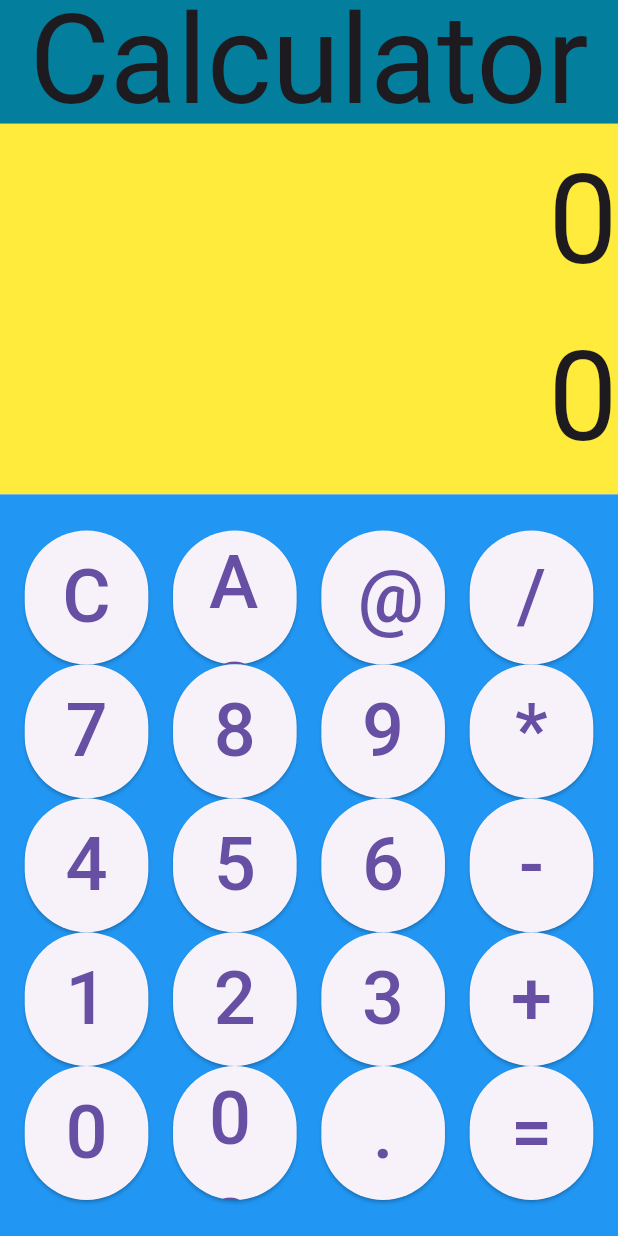
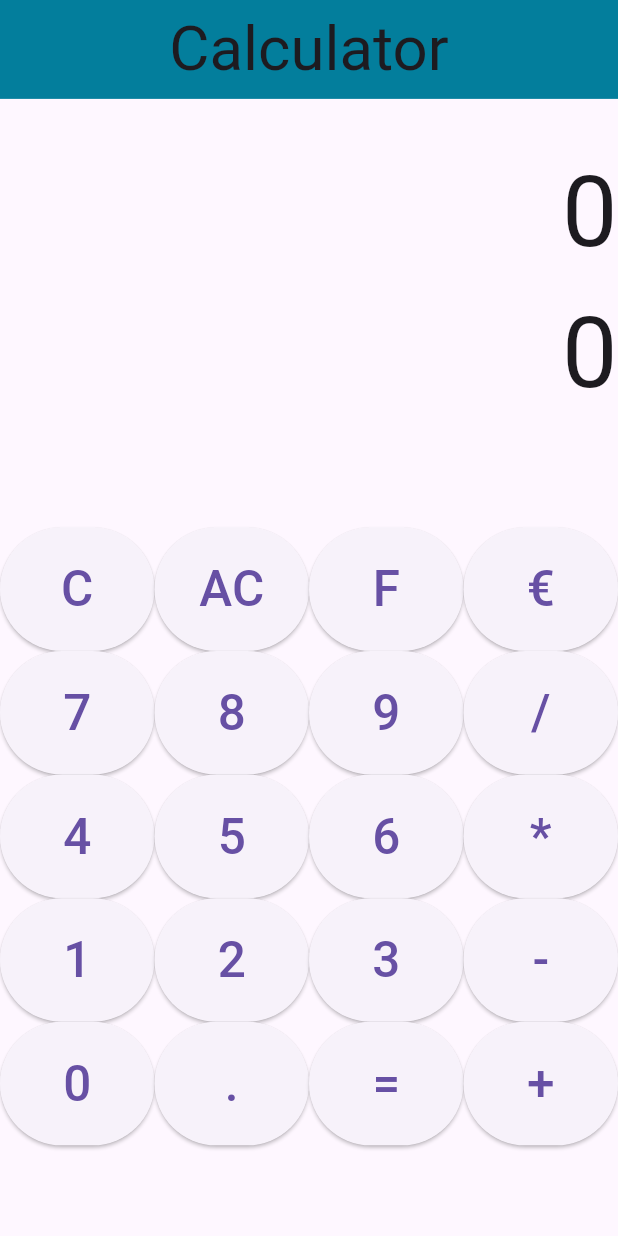
Before and after one commit to Gersho/MobileModule00, a Flutter app: the screen it shows after launch, on a phone screen of 412 x 824 dp. Run offline on Flutter 3.47's test engine with Material 3 defaults, Android fonts, the phone set to English and light mode, and no system bars.

Commit message:
update calc skin

```diff
--- a/ex02/lib/main.dart
+++ b/ex02/lib/main.dart
@@ -25,24 +25,24 @@ class CalcApp extends StatelessWidget {
     return Scaffold(
         appBar: AppBar(
           title: Text("Calculator",maxLines: 1,style:  TextStyle(
-                fontSize: size.height * 0.1,
+                fontSize: size.height * 0.05,
               )),
           backgroundColor: Color.fromARGB(255, 3, 126, 156),
           centerTitle: true,
-          toolbarHeight: size.height * 0.1,
+          toolbarHeight: size.height * 0.08,
         ),
         body: Column(
           mainAxisAlignment: MainAxisAlignment.spaceEvenly,
-          children: [CalcDisplay(),
+          children: [const CalcDisplay(),
 
                      Container(
 
 
-                             color: Colors.blue,
+                            //  color: Colors.blue,
       height: size.height * 0.60,
       width: size.width,
 
-                     child: CalcPad())
+                     child: const CalcPad())
                     ],
         ));
   }
@@ -71,11 +71,11 @@ class CalcButton extends StatelessWidget {
 
 
   return  SizedBox(
-  width: size.width / 5,
-  height: (size.height * 0.65) / 6,
+  width: size.width / 4,
+  height: (size.height * 0.60) / 6,
   child: ElevatedButton(
                   onPressed: () { displayPressed(btn); },
-                  child:  Text(btn, style: TextStyle( fontSize: size.height * 0.06, )),
+                  child:  Text(btn, style: TextStyle( fontSize: size.height * 0.04, )),
                   )
 );
 
@@ -91,7 +91,7 @@ class CalcPad extends StatelessWidget {
 
   @override
   Widget build(BuildContext context) {
-    return Column(
+    return const Column(
       mainAxisAlignment: MainAxisAlignment.center,
       children: [
         Row(
@@ -99,8 +99,8 @@ class CalcPad extends StatelessWidget {
           children: [
             CalcButton(btn: "C"),
             CalcButton(btn: "AC"),
-            CalcButton(btn: "@"),
-            CalcButton(btn: "/"),
+            CalcButton(btn: "F"),
+            CalcButton(btn: "€"),
           ],
         ),
         Row(
@@ -109,7 +109,7 @@ class CalcPad extends StatelessWidget {
             CalcButton(btn: "7"),
             CalcButton(btn: "8"),
             CalcButton(btn: "9"),
-            CalcButton(btn: "*"),
+            CalcButton(btn: "/"),
           ],
         ),
         Row(
@@ -118,7 +118,7 @@ class CalcPad extends StatelessWidget {
             CalcButton(btn: "4"),
             CalcButton(btn: "5"),
             CalcButton(btn: "6"),
-            CalcButton(btn: "-"),
+            CalcButton(btn: "*"),
           ],
         ),
         Row(
@@ -127,16 +127,16 @@ class CalcPad extends StatelessWidget {
             CalcButton(btn: "1"),
             CalcButton(btn: "2"),
             CalcButton(btn: "3"),
-            CalcButton(btn: "+"),
+            CalcButton(btn: "-"),
           ],
         ),
         Row(
           mainAxisAlignment: MainAxisAlignment.spaceEvenly,
           children: [
             CalcButton(btn: "0"),
-            CalcButton(btn: "00"),
             CalcButton(btn: "."),
             CalcButton(btn: "="),
+            CalcButton(btn: "+"),
           ],
         ),
       ],
@@ -156,8 +156,8 @@ class CalcDisplayState extends State<CalcDisplay> {
     Size size = MediaQuery.of(context).size;
     return Container(
       alignment: Alignment.topRight,
-      color: Colors.yellow,
-      height: size.height * 0.30,
+      // color: Colors.yellow,
+      height: size.height * 0.25,
       width: size.width,
       child: Column(
         mainAxisAlignment: MainAxisAlignment.center,
@@ -166,13 +166,13 @@ class CalcDisplayState extends State<CalcDisplay> {
               maxLines: 1,
               textAlign: TextAlign.right,
               style:  TextStyle(
-                fontSize: size.height * 0.1,
+                fontSize: size.height * 0.08,
               )),
           Text("0",
               maxLines: 1,
               textAlign: TextAlign.right,
               style: TextStyle(
-                fontSize: size.height * 0.1,
+                fontSize: size.height * 0.08,
               )),
         ],
       ),
```
